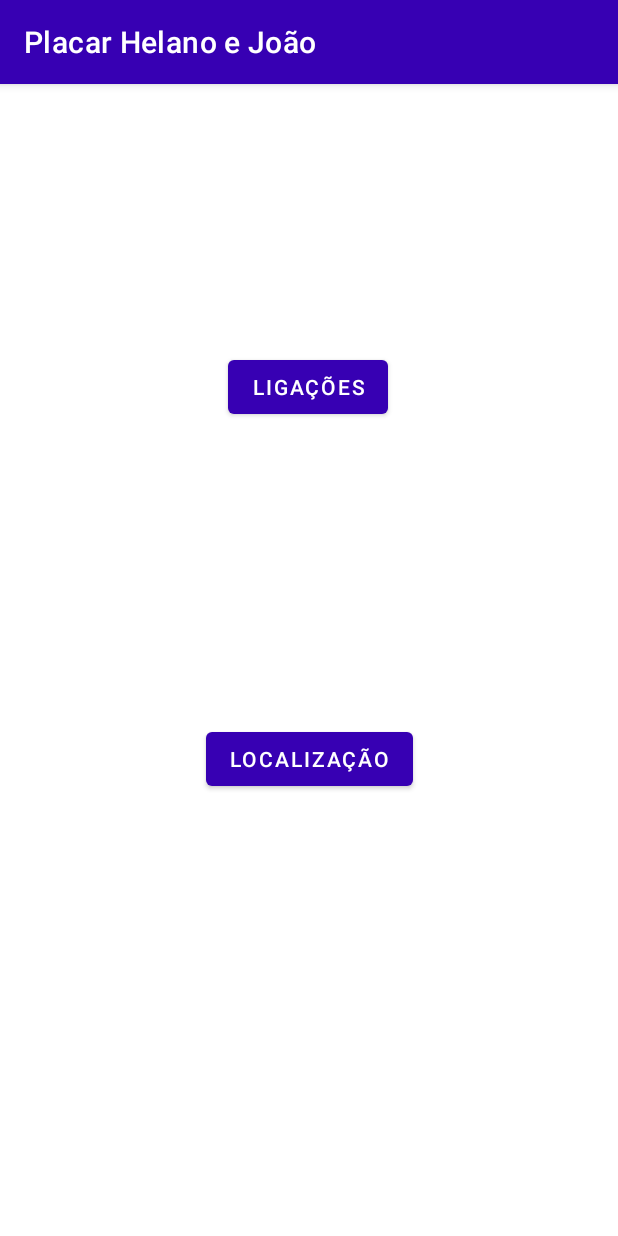
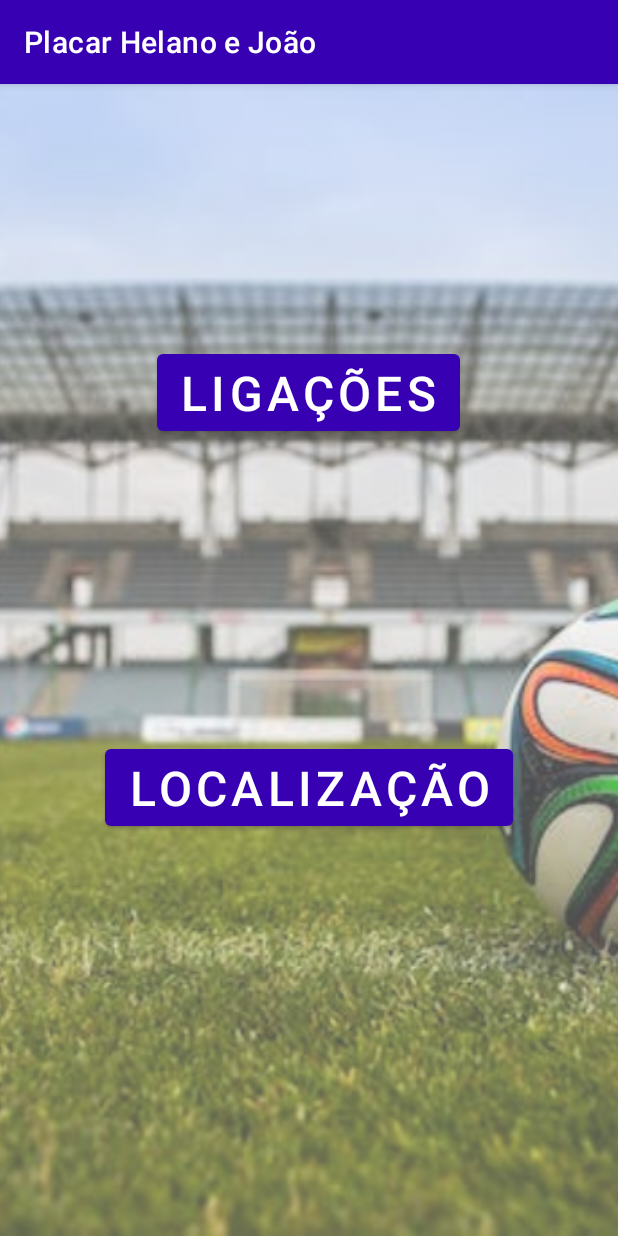
Before and after one commit to HelanoSM/PlacarPDM, an Android app: the PermissionActivity screen opened directly, with no data from a screen before it, on a phone screen of 412 x 824 dp. Run offline under Robolectric (Android 15) with nearby library versions, the phone set to English and light mode, and no system bars.

Commit message:
mais imagens de fundo

```diff
--- a/app/src/main/res/layout/activity_permission.xml
+++ b/app/src/main/res/layout/activity_permission.xml
@@ -7,12 +7,21 @@
     android:layout_height="match_parent"
     tools:context=".PermissionActivity">
 
+    <ImageView
+        android:layout_width="match_parent"
+        android:layout_height="match_parent"
+        android:src="@drawable/bolacampo"
+        android:scaleType="centerCrop"
+        android:alpha="0.7"
+        />
+
     <Button
         android:id="@+id/btLigar"
         android:layout_width="wrap_content"
         android:layout_height="wrap_content"
         android:onClick="ligarWhen"
         android:text="Ligações"
+        android:textSize="32dp"
         app:layout_constraintBottom_toBottomOf="parent"
         app:layout_constraintEnd_toEndOf="parent"
         app:layout_constraintHorizontal_bias="0.498"
@@ -27,6 +36,7 @@
         android:layout_marginTop="200dp"
         android:onClick="getLocal"
         android:text="Localização"
+        android:textSize="32dp"
         app:layout_constraintEnd_toEndOf="parent"
         app:layout_constraintStart_toStartOf="parent"
         app:layout_constraintTop_toBottomOf="@+id/btLigar" />
```
Also changed, not shown: app/src/main/res/layout/activity_main.xml (+19 -7 lines), app/src/main/res/drawable/bolacampo.jpg (added), app/src/main/res/drawable/luznocampo.jpeg (added).
